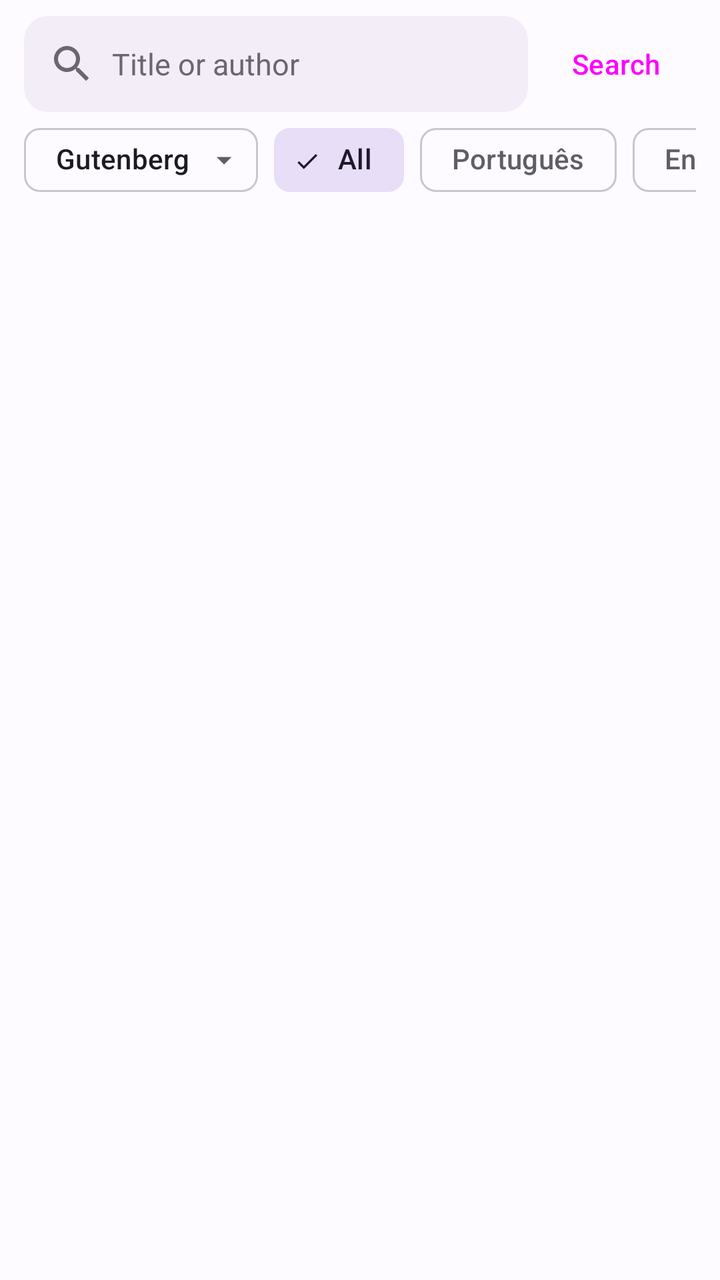
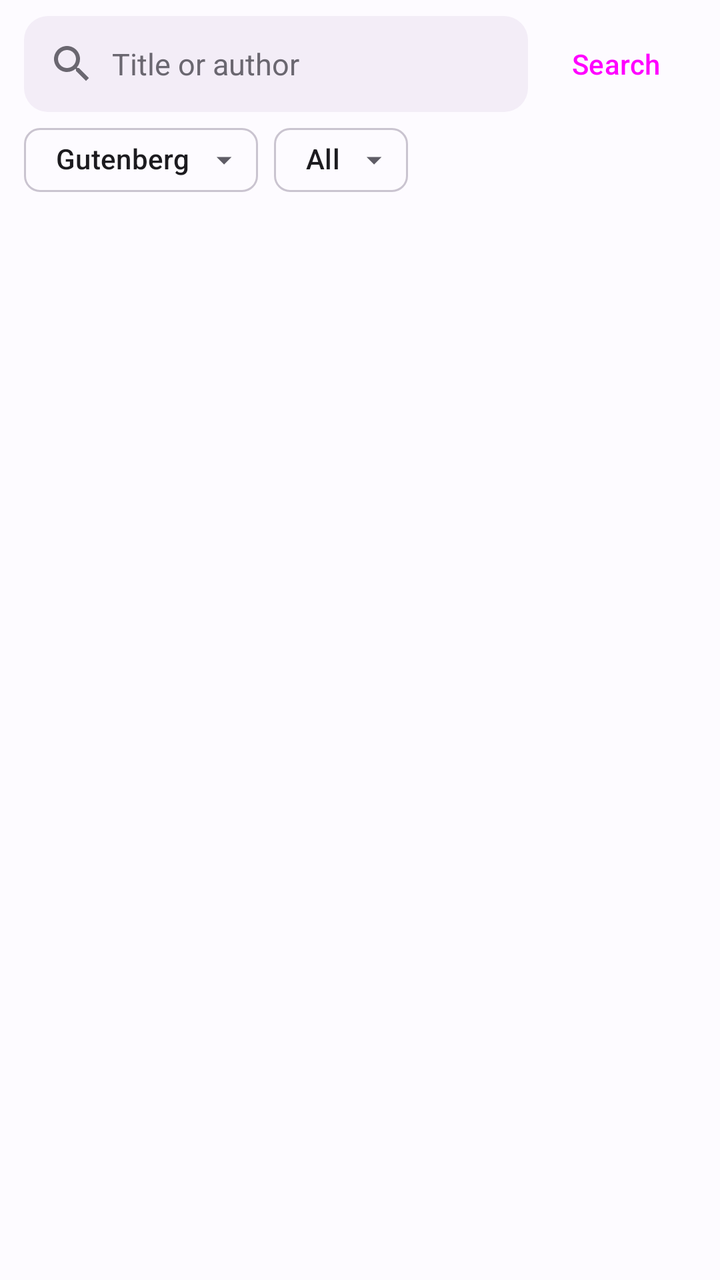

Compare the two renders of this Android layout. The source of the first and the diff that turns it into the second are given below.
<!-- AndroidManifest.xml: application theme AppTheme -->
<!-- res/layout/view_busca_livros.xml -->
<?xml version="1.0" encoding="utf-8"?>
<LinearLayout
    xmlns:android="http://schemas.android.com/apk/res/android"
    xmlns:app="http://schemas.android.com/apk/res-auto"
    android:id="@+id/painelBuscaLivros"
    android:layout_width="match_parent"
    android:layout_height="match_parent"
    android:orientation="vertical">

    <LinearLayout
        android:layout_width="match_parent"
        android:layout_height="wrap_content"
        android:orientation="horizontal"
        android:gravity="center_vertical"
        android:paddingStart="12dp"
        android:paddingEnd="8dp"
        android:paddingTop="8dp">

        <EditText
            android:id="@+id/etBuscaLivro"
            android:layout_width="0dp"
            android:layout_height="48dp"
            android:layout_weight="1"
            android:background="@drawable/bg_card"
            android:paddingStart="12dp"
            android:paddingEnd="12dp"
            android:drawableStart="@drawable/ic_buscar"
            android:drawableTint="@color/color_on_surface_dim"
            android:drawablePadding="8dp"
            android:hint="@string/livros_busca_hint"
            android:textColorHint="@color/color_on_surface_dim"
            android:imeOptions="actionSearch"
            android:inputType="text"
            android:maxLines="1"
            android:textColor="@color/color_on_surface"
            android:textSize="15sp"/>

        <Button
            android:id="@+id/btnBuscarLivro"
            style="@style/Widget.Material3.Button.TextButton"
            android:layout_width="wrap_content"
            android:layout_height="wrap_content"
            android:minHeight="48dp"
            android:text="@string/livros_buscar"
            android:textAllCaps="false"/>
    </LinearLayout>

    
    <HorizontalScrollView
        android:layout_width="match_parent"
        android:layout_height="wrap_content"
        android:scrollbars="none"
        android:paddingStart="12dp"
        android:paddingEnd="12dp">

        <LinearLayout
            android:layout_width="wrap_content"
            android:layout_height="wrap_content"
            android:orientation="horizontal"
            android:gravity="center_vertical">

            <com.google.android.material.chip.Chip
                android:id="@+id/chipFonteLivro"
                style="@style/Widget.Material3.Chip.Assist"
                android:layout_width="wrap_content"
                android:layout_height="wrap_content"
                android:layout_marginEnd="8dp"
                android:text="@string/livros_fonte_gutenberg"
                app:closeIcon="@drawable/ic_seta_baixo"
                app:closeIconVisible="true"/>

            <com.google.android.material.chip.ChipGroup
                android:id="@+id/rgIdiomaLivro"
                android:layout_width="wrap_content"
                android:layout_height="wrap_content"
                app:singleSelection="true"
                app:selectionRequired="true"
                app:singleLine="true">
                <com.google.android.material.chip.Chip
                    android:id="@+id/rbIdiomaTodos"
                    style="@style/Widget.Material3.Chip.Filter"
                    android:layout_width="wrap_content"
                    android:layout_height="wrap_content"
                    android:text="@string/livros_idioma_todos"
                    android:checked="true"/>
                <com.google.android.material.chip.Chip
                    android:id="@+id/rbIdiomaPt"
                    style="@style/Widget.Material3.Chip.Filter"
                    android:layout_width="wrap_content"
                    android:layout_height="wrap_content"
                    android:text="@string/chip_idioma_pt"/>
                <com.google.android.material.chip.Chip
                    android:id="@+id/rbIdiomaEn"
                    style="@style/Widget.Material3.Chip.Filter"
                    android:layout_width="wrap_content"
                    android:layout_height="wrap_content"
                    android:text="@string/chip_idioma_en"/>
                <com.google.android.material.chip.Chip
                    android:id="@+id/rbIdiomaEs"
                    style="@style/Widget.Material3.Chip.Filter"
                    android:layout_width="wrap_content"
                    android:layout_height="wrap_content"
                    android:text="@string/chip_idioma_es"/>
            </com.google.android.material.chip.ChipGroup>
        </LinearLayout>
    </HorizontalScrollView>

    <com.google.android.material.progressindicator.LinearProgressIndicator
        android:id="@+id/pbBuscaLivros"
        android:layout_width="match_parent"
        android:layout_height="wrap_content"
        android:layout_marginStart="16dp"
        android:layout_marginEnd="16dp"
        android:indeterminate="true"
        android:visibility="gone"/>

    <TextView
        android:id="@+id/tvStatusLivros"
        android:layout_width="match_parent"
        android:layout_height="wrap_content"
        android:paddingStart="16dp"
        android:paddingEnd="16dp"
        android:paddingTop="4dp"
        android:paddingBottom="4dp"
        android:textColor="@color/color_on_surface_dim"
        android:textSize="13sp"
        android:visibility="gone"/>

    <androidx.recyclerview.widget.RecyclerView
        android:id="@+id/recyclerLivros"
        android:layout_width="match_parent"
        android:layout_height="0dp"
        android:layout_weight="1"
        android:clipToPadding="false"
        android:overScrollMode="never"/>
</LinearLayout>
<!-- resources referenced by this layout -->
<resources>
  <!-- drawable bg_card (drawable) -->
  <?xml version="1.0" encoding="utf-8"?>
  <shape xmlns:android="http://schemas.android.com/apk/res/android"
      android:shape="rectangle">
      <solid android:color="@color/color_surface"/>
      <corners android:radius="12dp"/>
  </shape>
  <!-- drawable ic_buscar (drawable) -->
  <?xml version="1.0" encoding="utf-8"?>
  <vector xmlns:android="http://schemas.android.com/apk/res/android"
      android:width="24dp"
      android:height="24dp"
      android:viewportWidth="24"
      android:viewportHeight="24">
      <path
          android:fillColor="#FFFFFFFF"
          android:pathData="M15.5,14h-0.79l-0.28,-0.27C15.41,12.59 16,11.11 16,9.5 16,5.91 13.09,3 9.5,3S3,5.91 3,9.5 5.91,16 9.5,16c1.61,0 3.09,-0.59 4.23,-1.57l0.27,0.28v0.79l5,4.99L20.49,19l-4.99,-5zM9.5,14C7.01,14 5,11.99 5,9.5S7.01,5 9.5,5 14,7.01 14,9.5 11.99,14 9.5,14z"/>
  </vector>
  <!-- drawable ic_seta_baixo (drawable) -->
  <?xml version="1.0" encoding="utf-8"?>
  <vector xmlns:android="http://schemas.android.com/apk/res/android"
      android:width="20dp"
      android:height="20dp"
      android:viewportWidth="24"
      android:viewportHeight="24">
      <path
          android:fillColor="#FFFFFFFF"
          android:pathData="M7,10l5,5 5,-5z"/>
  </vector>
  <string name="chip_idioma_en" translatable="false">English</string>
  <string name="chip_idioma_es" translatable="false">Español</string>
  <string name="chip_idioma_pt" translatable="false">Português</string>
  <string name="livros_busca_hint">Title or author</string>
  <string name="livros_buscar">Search</string>
  <string name="livros_fonte_gutenberg">Gutenberg</string>
  <string name="livros_idioma_todos">All</string>
  <style name="LylyTransicao">
          <item name="android:activityOpenEnterAnimation">@anim/fade_in</item>
          <item name="android:activityOpenExitAnimation">@anim/fade_out</item>
          <item name="android:activityCloseEnterAnimation">@anim/fade_in</item>
          <item name="android:activityCloseExitAnimation">@anim/fade_out</item>
      </style>
  <style name="LylyFolhaDialogo" parent="ThemeOverlay.Material3.BottomSheetDialog">
          <item name="bottomSheetStyle">@style/LylyFolha</item>
      </style>
  <style name="LylyDialogo" parent="ThemeOverlay.Material3.Dialog.Alert">
          <item name="android:windowBackground">@drawable/fundo_dialogo</item>
          <item name="android:textColorPrimary">?attr/colorOnSurface</item>
          <item name="android:textColorSecondary">?attr/colorOnSurfaceVariant</item>
          <item name="editTextColor">?attr/colorOnSurface</item>
          <item name="colorControlNormal">?attr/colorOnSurfaceVariant</item>
          <item name="colorControlActivated">?attr/colorPrimary</item>
          <item name="textColorAlertDialogListItem">?attr/colorOnSurface</item>
          <item name="buttonBarPositiveButtonStyle">@style/Widget.Material3.Button.TextButton.Dialog</item>
          <item name="buttonBarNegativeButtonStyle">@style/Widget.Material3.Button.TextButton.Dialog</item>
          <item name="buttonBarNeutralButtonStyle">@style/Widget.Material3.Button.TextButton.Dialog.Flush</item>
      </style>
  <style name="LylyFolha" parent="Widget.Material3.BottomSheet.Modal">
          <item name="behavior_skipCollapsed">true</item>
      </style>
  <!-- drawable fundo_dialogo (drawable) -->
  <?xml version="1.0" encoding="utf-8"?>
  <inset xmlns:android="http://schemas.android.com/apk/res/android"
      android:insetLeft="24dp"
      android:insetTop="24dp"
      android:insetRight="24dp"
      android:insetBottom="24dp">
      <shape android:shape="rectangle">
          <corners android:radius="28dp"/>
          <solid android:color="?attr/colorSurfaceContainerHigh"/>
      </shape>
  </inset>
  <!-- unchanged entries left out for length: 1 -->
</resources>

<!-- the commit's change to res/layout/view_busca_livros.xml (unified diff, before → after) -->
@@ -46,64 +46,32 @@
     </LinearLayout>
 
     
-    <HorizontalScrollView
+    <com.google.android.material.chip.ChipGroup
         android:layout_width="match_parent"
         android:layout_height="wrap_content"
-        android:scrollbars="none"
         android:paddingStart="12dp"
-        android:paddingEnd="12dp">
+        android:paddingEnd="12dp"
+        app:singleLine="false"
+        app:chipSpacingHorizontal="8dp">
 
-        <LinearLayout
+        <com.google.android.material.chip.Chip
+            android:id="@+id/chipFonteLivro"
+            style="@style/Widget.Material3.Chip.Assist"
             android:layout_width="wrap_content"
             android:layout_height="wrap_content"
-            android:orientation="horizontal"
-            android:gravity="center_vertical">
+            android:text="@string/livros_fonte_gutenberg"
+            app:closeIcon="@drawable/ic_seta_baixo"
+            app:closeIconVisible="true"/>
 
-            <com.google.android.material.chip.Chip
-                android:id="@+id/chipFonteLivro"
-                style="@style/Widget.Material3.Chip.Assist"
-                android:layout_width="wrap_content"
-                android:layout_height="wrap_content"
-                android:layout_marginEnd="8dp"
-                android:text="@string/livros_fonte_gutenberg"
-                app:closeIcon="@drawable/ic_seta_baixo"
-                app:closeIconVisible="true"/>
-
-            <com.google.android.material.chip.ChipGroup
-                android:id="@+id/rgIdiomaLivro"
-                android:layout_width="wrap_content"
-                android:layout_height="wrap_content"
-                app:singleSelection="true"
-                app:selectionRequired="true"
-                app:singleLine="true">
-                <com.google.android.material.chip.Chip
-                    android:id="@+id/rbIdiomaTodos"
-                    style="@style/Widget.Material3.Chip.Filter"
-                    android:layout_width="wrap_content"
-                    android:layout_height="wrap_content"
-                    android:text="@string/livros_idioma_todos"
-                    android:checked="true"/>
-                <com.google.android.material.chip.Chip
-                    android:id="@+id/rbIdiomaPt"
-                    style="@style/Widget.Material3.Chip.Filter"
-                    android:layout_width="wrap_content"
-                    android:layout_height="wrap_content"
-                    android:text="@string/chip_idioma_pt"/>
-                <com.google.android.material.chip.Chip
-                    android:id="@+id/rbIdiomaEn"
-                    style="@style/Widget.Material3.Chip.Filter"
-                    android:layout_width="wrap_content"
-                    android:layout_height="wrap_content"
-                    android:text="@string/chip_idioma_en"/>
-                <com.google.android.material.chip.Chip
-                    android:id="@+id/rbIdiomaEs"
-                    style="@style/Widget.Material3.Chip.Filter"
-                    android:layout_width="wrap_content"
-                    android:layout_height="wrap_content"
-                    android:text="@string/chip_idioma_es"/>
-            </com.google.android.material.chip.ChipGroup>
-        </LinearLayout>
-    </HorizontalScrollView>
+        <com.google.android.material.chip.Chip
+            android:id="@+id/chipIdiomaLivro"
+            style="@style/Widget.Material3.Chip.Assist"
+            android:layout_width="wrap_content"
+            android:layout_height="wrap_content"
+            android:text="@string/livros_idioma_todos"
+            app:closeIcon="@drawable/ic_seta_baixo"
+            app:closeIconVisible="true"/>
+    </com.google.android.material.chip.ChipGroup>
 
     <com.google.android.material.progressindicator.LinearProgressIndicator
         android:id="@+id/pbBuscaLivros"
<!-- resource entries referenced after the edit -->
@@ -29,9 +29,6 @@
           android:fillColor="#FFFFFFFF"
           android:pathData="M7,10l5,5 5,-5z"/>
   </vector>
-  <string name="chip_idioma_en" translatable="false">English</string>
-  <string name="chip_idioma_es" translatable="false">Español</string>
-  <string name="chip_idioma_pt" translatable="false">Português</string>
   <string name="livros_busca_hint">Title or author</string>
   <string name="livros_buscar">Search</string>
   <string name="livros_fonte_gutenberg">Gutenberg</string>
